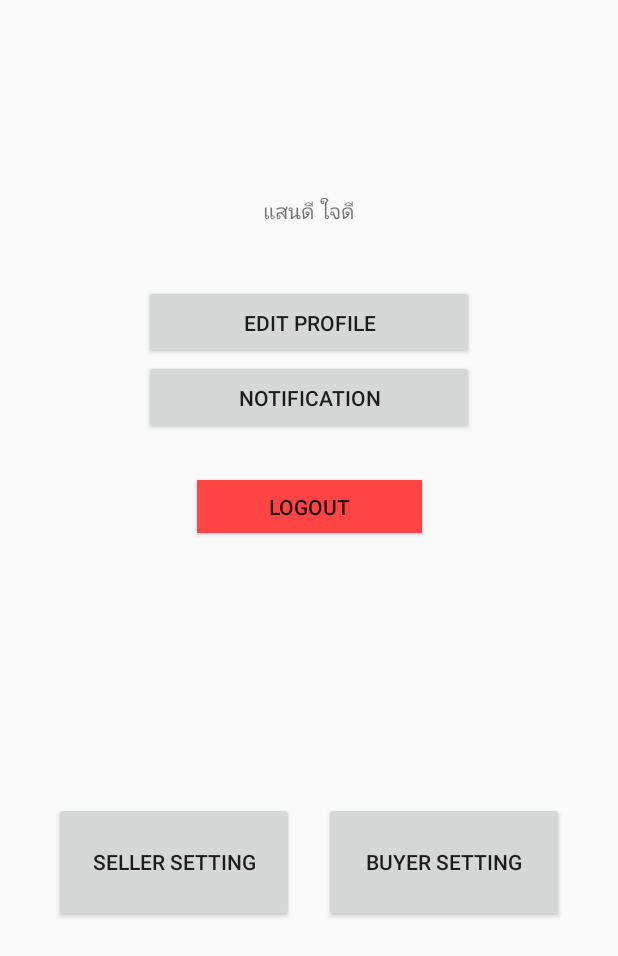
After one commit to Vinitchavat/farmerstore, an Android app: the profileMain screen opened directly, with no data from a screen before it, on a phone screen of 412 x 824 dp. The commit adds this screen. Shown: the top 956 px of the screen. Run offline under Robolectric (Android 15) with nearby library versions, the phone set to English and light mode, and no system bars.

Commit message:
add Profile main page

```diff
--- a/app/src/main/AndroidManifest.xml
+++ b/app/src/main/AndroidManifest.xml
@@ -23,7 +23,9 @@
             android:name=".HomeActivity"
             android:label="@string/title_activity_home" />
         <activity android:name=".basketMain" />
-        <activity android:name=".basketMandP"></activity>
+        <activity android:name=".basketMandP"/>
+        <activity android:name=".profileMain"
+            android:screenOrientation="portrait"/>
     </application>
 
 </manifest>
--- a/app/src/main/java/com/kongla/storeapp/HomeActivity.java
+++ b/app/src/main/java/com/kongla/storeapp/HomeActivity.java
@@ -1,5 +1,6 @@
 package com.kongla.storeapp;
 
+import android.content.Intent;
 import android.os.Bundle;
 import android.support.annotation.NonNull;
 import android.support.design.widget.BottomNavigationView;
@@ -26,6 +27,8 @@ public class HomeActivity extends AppCompatActivity {
                 case R.id.navigation_notifications:
                     mTextMessage.setText(R.string.title_notifications);
                     return true;
+                case R.id.navigation_profile:
+                    return true;
             }
             return false;
         }
--- /dev/null
+++ b/app/src/main/java/com/kongla/storeapp/profileMain.java
@@ -0,0 +1,58 @@
+package com.kongla.storeapp;
+
+import android.os.Bundle;
+import android.support.annotation.Nullable;
+import android.support.v7.app.AppCompatActivity;
+import android.view.View;
+import android.widget.Button;
+
+public class profileMain extends AppCompatActivity {
+    @Override
+    protected void onCreate(@Nullable Bundle savedInstanceState) {
+        super.onCreate(savedInstanceState);
+        setContentView(R.layout.activity_profile_main);
+
+        /* ** Button Click ** */
+
+        Button button = (Button) findViewById(R.id.profile_btnedit);
+        button.setOnClickListener(new View.OnClickListener() {
+            @Override
+            public void onClick(View v) {
+                /*Intent i = new Intent(getApplicationContext(), EditProfile.class);
+                startActivity(i);*/
+            }
+        });
+        Button button2 = (Button) findViewById(R.id.profile_btnSeller);
+        button2.setOnClickListener(new View.OnClickListener() {
+            @Override
+            public void onClick(View v) {
+                /*Intent i2 = new Intent(getApplicationContext(), SellerSetting.class);
+                startActivity(i2);*/
+            }
+        });
+        Button button3 = (Button) findViewById(R.id.profile_btnBuyer);
+        button3.setOnClickListener(new View.OnClickListener() {
+            @Override
+            public void onClick(View v) {
+                /*Intent i3 = new Intent(getApplicationContext(), BuyerSetting.class);
+                startActivity(i3);*/
+            }
+        });
+        Button button4 = (Button) findViewById(R.id.profile_btnNoti);
+        button4.setOnClickListener(new View.OnClickListener() {
+            @Override
+            public void onClick(View v) {
+                /*Intent i4 = new Intent(getApplicationContext(), BuyerSetting.class);
+                startActivity(i4);*/
+            }
+        });
+        Button button5 = (Button) findViewById(R.id.profile_btnLogout);
+        button5.setOnClickListener(new View.OnClickListener() {
+            @Override
+            public void onClick(View v) {
+                /*Intent i5 = new Intent(getApplicationContext(), BuyerSetting.class);
+                startActivity(i5);*/
+            }
+        });
+    }
+}
--- /dev/null
+++ b/app/src/main/res/drawable/ic_baseline_person_24.xml
@@ -0,0 +1,10 @@
+<vector xmlns:android="http://schemas.android.com/apk/res/android"
+        android:width="24dp"
+        android:height="24dp"
+        android:viewportWidth="24.0"
+        android:viewportHeight="24.0"
+        android:tint="?attr/colorControlNormal">
+    <path
+        android:fillColor="@android:color/white"
+        android:pathData="M12,12c2.21,0 4,-1.79 4,-4s-1.79,-4 -4,-4 -4,1.79 -4,4 1.79,4 4,4zM12,14c-2.67,0 -8,1.34 -8,4v2h16v-2c0,-2.66 -5.33,-4 -8,-4z"/>
+</vector>
--- /dev/null
+++ b/app/src/main/res/layout/activity_profile_main.xml
@@ -0,0 +1,88 @@
+<?xml version="1.0" encoding="utf-8"?>
+<android.support.constraint.ConstraintLayout
+    xmlns:android="http://schemas.android.com/apk/res/android" android:layout_width="match_parent"
+    android:layout_height="match_parent"
+    xmlns:app="http://schemas.android.com/apk/res-auto">
+
+    <ImageView
+        android:id="@+id/profile_img"
+        android:layout_width="80dp"
+        android:layout_height="80dp"
+        android:layout_marginTop="40dp"
+        app:layout_constraintBottom_toTopOf="@+id/profile_textName"
+        app:layout_constraintEnd_toEndOf="parent"
+        app:layout_constraintStart_toStartOf="parent"
+        app:layout_constraintTop_toTopOf="parent"/>
+
+    <TextView
+        android:id="@+id/profile_textName"
+        android:layout_width="wrap_content"
+        android:layout_height="wrap_content"
+        android:layout_marginTop="10dp"
+        app:layout_constraintEnd_toEndOf="parent"
+        app:layout_constraintStart_toStartOf="parent"
+        app:layout_constraintTop_toBottomOf="@id/profile_img"
+        app:layout_constraintBottom_toTopOf="@id/profile_btnedit"
+        android:text="แสนดี ใจดี"/>
+
+    <Button
+        android:id="@+id/profile_btnedit"
+        android:layout_width="220dp"
+        android:layout_height="50dp"
+        android:layout_marginTop="40dp"
+        android:text="edit Profile"
+        app:layout_constraintBottom_toTopOf="@+id/profile_btnNoti"
+        app:layout_constraintEnd_toEndOf="parent"
+        app:layout_constraintStart_toStartOf="parent"
+        app:layout_constraintTop_toBottomOf="@id/profile_textName"/>
+
+    <Button
+        android:id="@+id/profile_btnNoti"
+        android:onClick="addData"
+        android:layout_width="220dp"
+        android:layout_height="50dp"
+        android:layout_marginBottom="20dp"
+        android:text="Notification"
+        app:layout_constraintBottom_toTopOf="@+id/profile_btnLogout"
+        app:layout_constraintEnd_toEndOf="parent"
+        app:layout_constraintStart_toStartOf="parent"
+        app:layout_constraintTop_toBottomOf="@+id/profile_btnedit" />
+
+    <Button
+        android:id="@+id/profile_btnLogout"
+        android:layout_width="150dp"
+        android:layout_height="35dp"
+        android:layout_marginTop="30dp"
+        android:background="@android:color/holo_red_light"
+        android:text="@string/logout"
+        app:layout_constraintEnd_toEndOf="parent"
+        app:layout_constraintStart_toStartOf="parent"
+        app:layout_constraintTop_toBottomOf="@+id/profile_btnNoti" />
+
+    <Button
+        android:id="@+id/profile_btnSeller"
+        android:layout_width="160dp"
+        android:layout_height="80dp"
+        android:layout_marginLeft="50dp"
+        android:layout_marginRight="20dp"
+        android:layout_marginBottom="30dp"
+        android:text="Seller Setting"
+        app:layout_constraintBottom_toBottomOf="parent"
+        app:layout_constraintEnd_toStartOf="@+id/profile_btnBuyer"
+        app:layout_constraintStart_toStartOf="parent"
+        app:layout_constraintTop_toBottomOf="@+id/profile_btnLogout" />
+
+    <Button
+        android:onClick="addData"
+        android:id="@+id/profile_btnBuyer"
+        android:layout_width="160dp"
+        android:layout_height="80dp"
+        android:layout_marginRight="50dp"
+        android:layout_marginBottom="30dp"
+        android:text="Buyer Setting"
+        app:layout_constraintBottom_toBottomOf="parent"
+        app:layout_constraintEnd_toEndOf="parent"
+        app:layout_constraintStart_toEndOf="@+id/profile_btnSeller"
+        app:layout_constraintTop_toBottomOf="@+id/profile_btnLogout" />
+
+</android.support.constraint.ConstraintLayout>
--- a/app/src/main/res/menu/navigation.xml
+++ b/app/src/main/res/menu/navigation.xml
@@ -16,4 +16,9 @@
         android:icon="@drawable/ic_notifications_black_24dp"
         android:title="@string/title_notifications" />
 
+    <item
+        android:id="@+id/navigation_profile"
+        android:icon="@drawable/ic_baseline_person_24"
+        android:title="@string/title_profile" />
+
 </menu>
--- a/app/src/main/res/values/strings.xml
+++ b/app/src/main/res/values/strings.xml
@@ -6,6 +6,8 @@
     <string name="title_home">Home</string>
     <string name="title_dashboard">Dashboard</string>
     <string name="title_notifications">Notifications</string>
+    <string name="title_profile">Profile</string>
     <string name="btnP"></string>
     <string name="btnM">Market</string>
+    <string name="logout">Logout</string>
 </resources>
```
